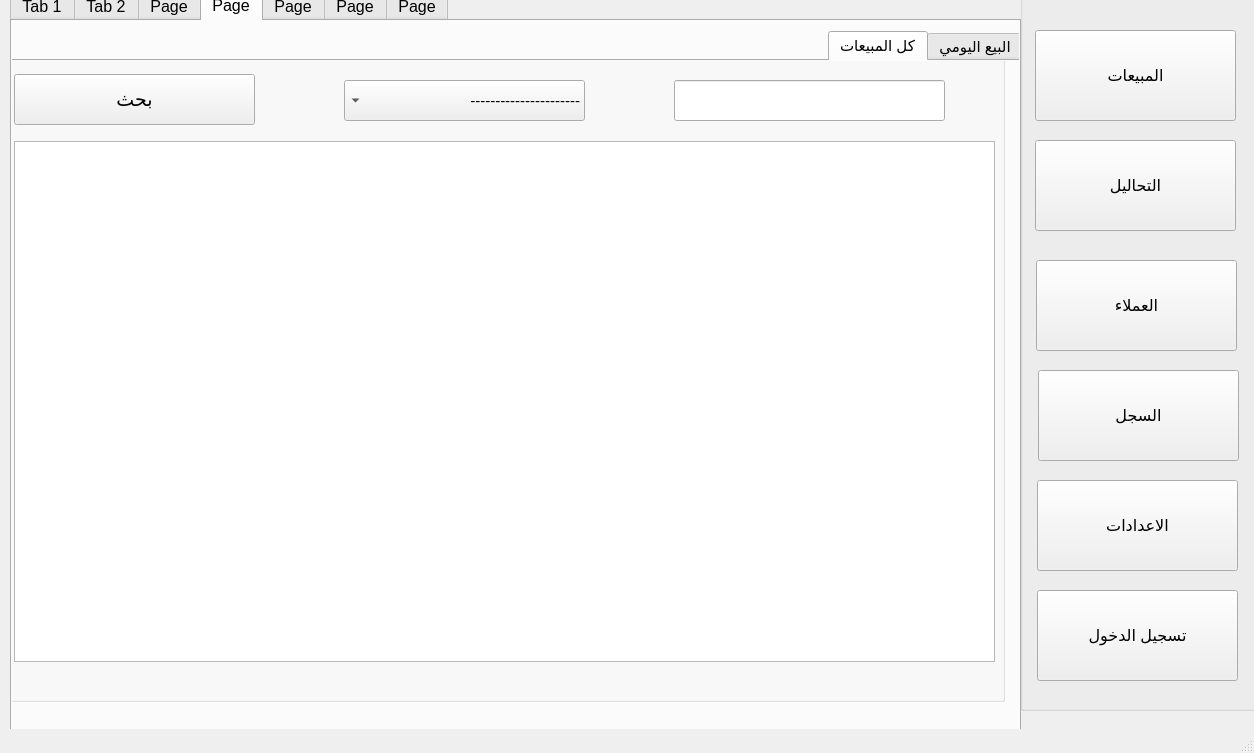
The window that design.ui (ameer810/analyst-pyqt5-project) describes before a commit, drawn with Qt 5.
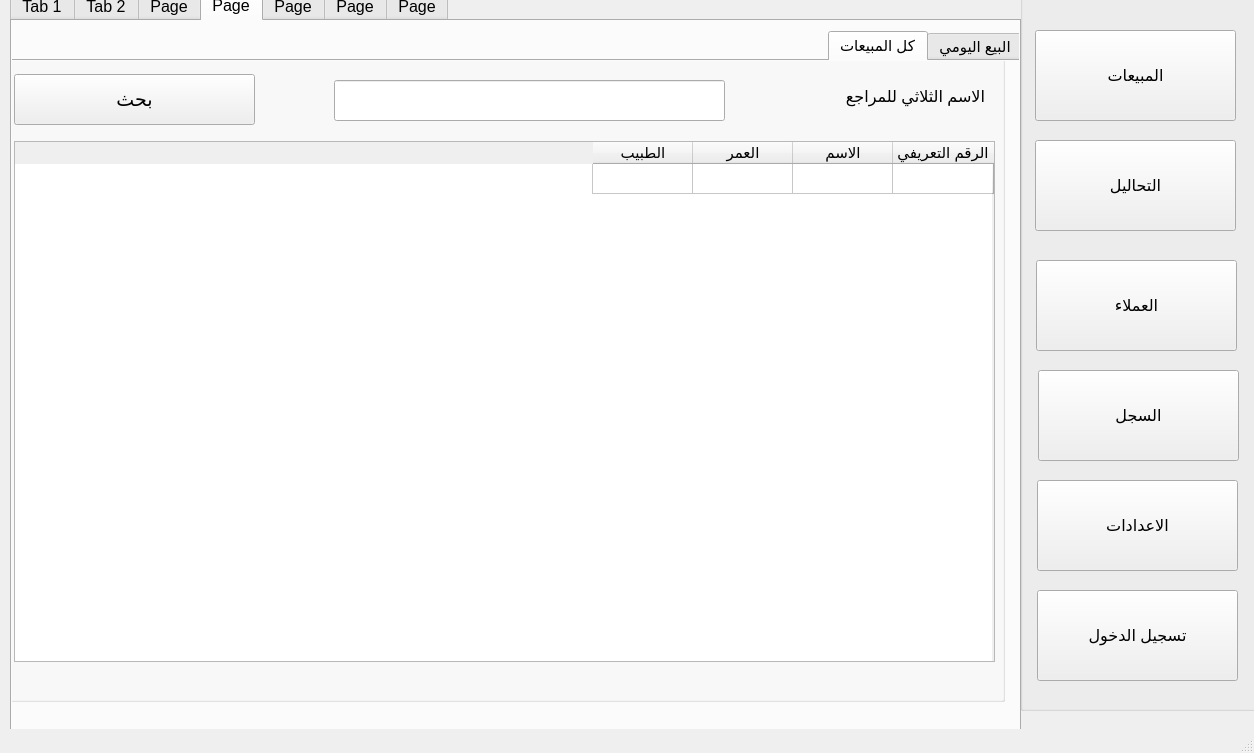
The same window after the commit. The open tabs and pages were chosen to show the change. Icons and pictures are not drawn.

Commit message: heloo boy

The edit to the form file:
```diff
--- a/design.ui
+++ b/design.ui
@@ -3492,9 +3492,9 @@
         <widget class="QLineEdit" name="lineEdit_25">
          <property name="geometry">
           <rect>
-           <x>670</x>
+           <x>330</x>
            <y>39</y>
-           <width>271</width>
+           <width>391</width>
            <height>41</height>
           </rect>
          </property>
@@ -3507,26 +3507,6 @@
           <string/>
          </property>
         </widget>
-        <widget class="QComboBox" name="comboBox_18">
-         <property name="geometry">
-          <rect>
-           <x>340</x>
-           <y>39</y>
-           <width>241</width>
-           <height>41</height>
-          </rect>
-         </property>
-         <property name="font">
-          <font>
-           <pointsize>11</pointsize>
-          </font>
-         </property>
-         <item>
-          <property name="text">
-           <string>----------------------</string>
-          </property>
-         </item>
-        </widget>
         <widget class="QPushButton" name="pushButton_19">
          <property name="geometry">
           <rect>
@@ -3554,6 +3534,55 @@
            <width>981</width>
            <height>521</height>
           </rect>
+         </property>
+         <row>
+          <property name="text">
+           <string/>
+          </property>
+         </row>
+         <column>
+          <property name="text">
+           <string>الرقم التعريفي</string>
+          </property>
+         </column>
+         <column>
+          <property name="text">
+           <string>الاسم</string>
+          </property>
+         </column>
+         <column>
+          <property name="text">
+           <string>العمر</string>
+          </property>
+         </column>
+         <column>
+          <property name="text">
+           <string>الطبيب</string>
+          </property>
+         </column>
+        </widget>
+        <widget class="QLabel" name="label_55">
+         <property name="enabled">
+          <bool>true</bool>
+         </property>
+         <property name="geometry">
+          <rect>
+           <x>740</x>
+           <y>30</y>
+           <width>241</width>
+           <height>51</height>
+          </rect>
+         </property>
+         <property name="font">
+          <font>
+           <family>Segoe UI</family>
+           <pointsize>12</pointsize>
+           <weight>50</weight>
+           <bold>false</bold>
+          </font>
+         </property>
+         <property name="text">
+          <string>الاسم الثلاثي للمراجع</string>
          </property>
         </widget>
        </widget>
```
Left out of the diff: 58 changed lines with no effect on the pictures. The commit also changes 1 other file.
